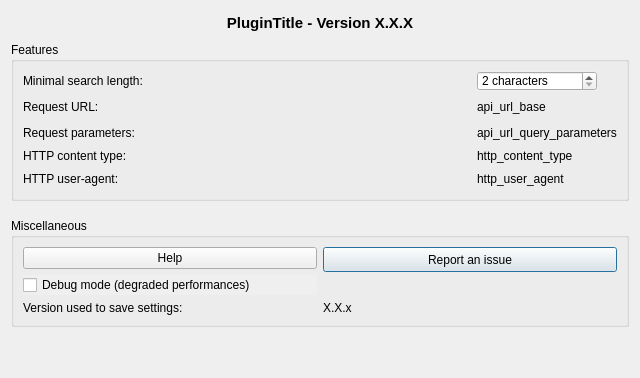
Before: the Qt Designer form qgis-isl/apps/qgis-ltr/python/plugins/french_locator_filter/gui/dlg_settings.ui in nicogodet/custom-osgeo4w-qgis, drawn with Qt 5.
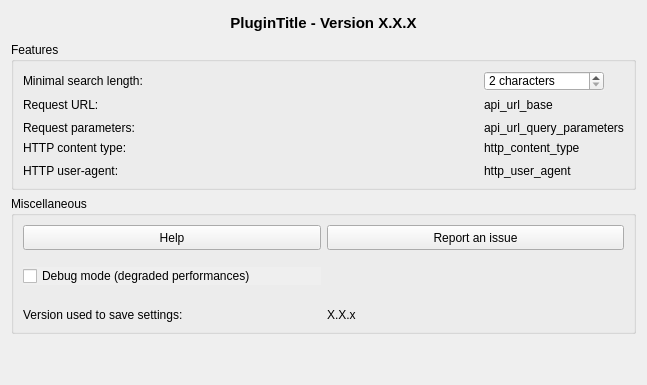
After: the same form once the commit is applied. Icons and pictures are not drawn.

What changed in the file:
```diff
--- a/qgis-isl/apps/qgis-ltr/python/plugins/french_locator_filter/gui/dlg_settings.ui
+++ b/qgis-isl/apps/qgis-ltr/python/plugins/french_locator_filter/gui/dlg_settings.ui
@@ -1,13 +1,13 @@
 <?xml version="1.0" encoding="UTF-8"?>
 <ui version="4.0">
  <class>dlg_settings</class>
- <widget class="QDialog" name="dlg_settings">
+ <widget class="QWidget" name="dlg_settings">
   <property name="geometry">
    <rect>
     <x>0</x>
     <y>0</y>
-    <width>640</width>
-    <height>378</height>
+    <width>647</width>
+    <height>385</height>
    </rect>
   </property>
   <property name="sizePolicy">
@@ -19,7 +19,7 @@
   <property name="minimumSize">
    <size>
     <width>640</width>
-    <height>300</height>
+    <height>350</height>
    </size>
   </property>
   <property name="windowTitle">
@@ -309,7 +309,7 @@
       <bool>false</bool>
      </property>
      <layout class="QGridLayout" name="gridLayout">
-      <item row="1" column="0">
+      <item row="2" column="0">
        <widget class="QCheckBox" name="opt_debug">
         <property name="toolTip">
          <string>Enable debug mode.</string>
@@ -328,7 +328,7 @@
         </property>
        </widget>
       </item>
-      <item row="2" column="1">
+      <item row="4" column="1">
        <widget class="QLabel" name="lbl_version_saved_value">
         <property name="text">
          <string notr="true">X.X.x</string>
@@ -338,7 +338,29 @@
         </property>
        </widget>
       </item>
-      <item row="2" column="0">
+      <item row="0" column="0">
+       <widget class="QPushButton" name="btn_help">
+        <property name="minimumSize">
+         <size>
+          <width>150</width>
+          <height>25</height>
+         </size>
+        </property>
+        <property name="maximumSize">
+         <size>
+          <width>16777215</width>
+          <height>30</height>
+         </size>
+        </property>
+        <property name="toolTip">
+         <string>Open documentation</string>
+        </property>
+        <property name="text">
+         <string>Help</string>
+        </property>
+       </widget>
+      </item>
+      <item row="4" column="0">
        <widget class="QLabel" name="lbl_version_saved">
         <property name="text">
          <string>Version used to save settings:</string>
@@ -349,7 +371,7 @@
        <widget class="QPushButton" name="btn_report">
         <property name="minimumSize">
          <size>
-          <width>0</width>
+          <width>150</width>
           <height>25</height>
          </size>
         </property>
@@ -368,12 +390,31 @@
         </property>
        </widget>
       </item>
-      <item row="0" column="0">
-       <widget class="QPushButton" name="btn_help">
-        <property name="text">
-         <string>Help</string>
+      <item row="1" column="0" colspan="2">
+       <spacer name="horizontalSpacer">
+        <property name="orientation">
+         <enum>Qt::Horizontal</enum>
         </property>
-       </widget>
+        <property name="sizeHint" stdset="0">
+         <size>
+          <width>40</width>
+          <height>20</height>
+         </size>
+        </property>
+       </spacer>
+      </item>
+      <item row="3" column="0" colspan="2">
+       <spacer name="horizontalSpacer_2">
+        <property name="orientation">
+         <enum>Qt::Horizontal</enum>
+        </property>
+        <property name="sizeHint" stdset="0">
+         <size>
+          <width>40</width>
+          <height>20</height>
+         </size>
+        </property>
+       </spacer>
       </item>
      </layout>
     </widget>
```
